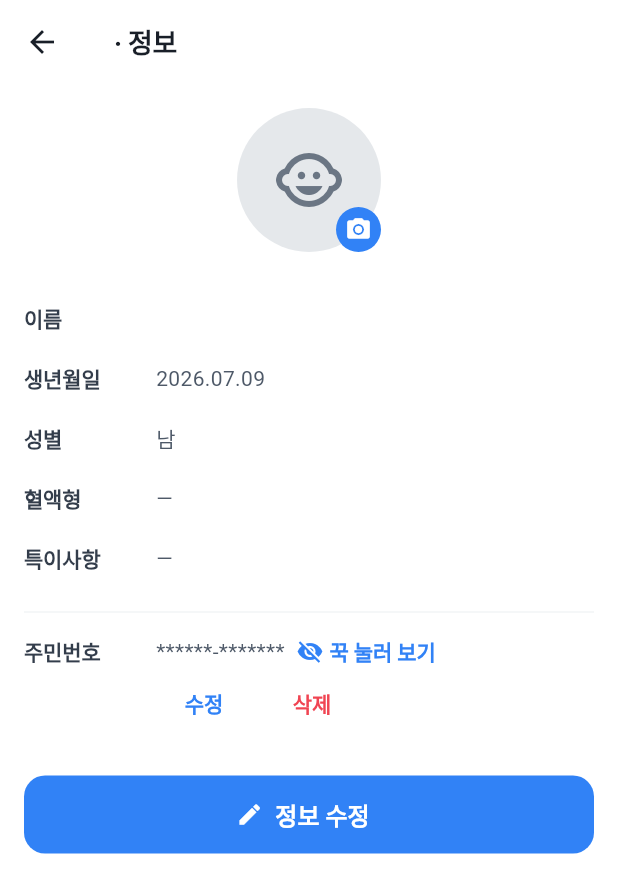
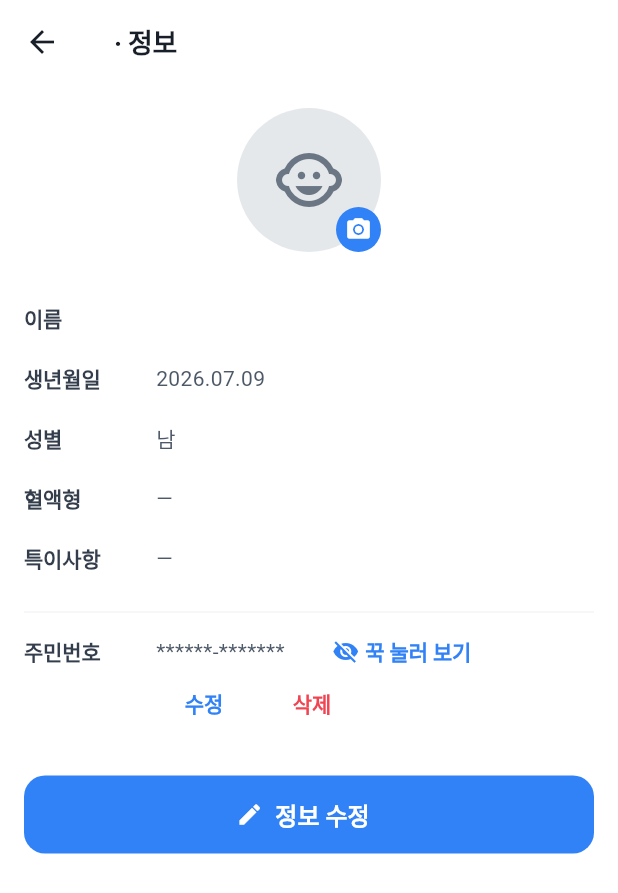
Before and after one commit to ParkHyunsu1110/hanppyeom, a Flutter app: the ChildInfoScreen screen opened directly with empty values, on a phone screen of 412 x 824 dp. Shown: the top 893 px of the screen. Run offline on Flutter 3.47's test engine with Material 3 defaults, Android fonts, the phone set to English and light mode, and no system bars; our stand-ins replace cloud_firestore, firebase_auth, firebase_core, firebase_storage, fl_chart, flutter_map and 4 more; missing offline and left inert: encrypt; accounts and stored records are empty; Roboto replaces fonts that are missing (Pretendard).

Commit message:
fix: 주민번호 마스킹↔전체 전환 시 옆 버튼 밀림 방지
마스킹('*')과 숫자의 글자 폭 차이로 '꾹 눌러 보기'가 움직이던 문제를, 전체 번호 폭을 투명 텍스트로 고정 확보(Stack)해 해결.

Co-Authored-By: Claude Opus 4.8 <noreply@anthropic.com>

```diff
--- a/lib/screens/child_info_screen.dart
+++ b/lib/screens/child_info_screen.dart
@@ -452,9 +452,17 @@ class _RrnHoldRevealState extends State<_RrnHoldReveal> {
         : (_revealed ? _formatRrn(digits) : _maskRrn(digits));
     final primary = Theme.of(context).colorScheme.primary;
     // 주민번호 값 옆에 "꾹 눌러 보기"를 둔다(누르는 동안만 전체 표시).
+    // 마스킹('*')과 실제 숫자는 글자 폭이 달라 전환 시 옆 버튼이 밀린다.
+    // 전체 번호 폭(숫자 14자리)을 투명 텍스트로 고정 확보해 버튼이 안 움직이게 한다.
     return Row(
       children: [
-        Flexible(child: Text(text)),
+        Stack(
+          alignment: Alignment.centerLeft,
+          children: [
+            const Opacity(opacity: 0, child: Text('000000-0000000')),
+            Text(text),
+          ],
+        ),
         const SizedBox(width: 8),
         GestureDetector(
           onTapDown: (_) => _reveal(),
```
